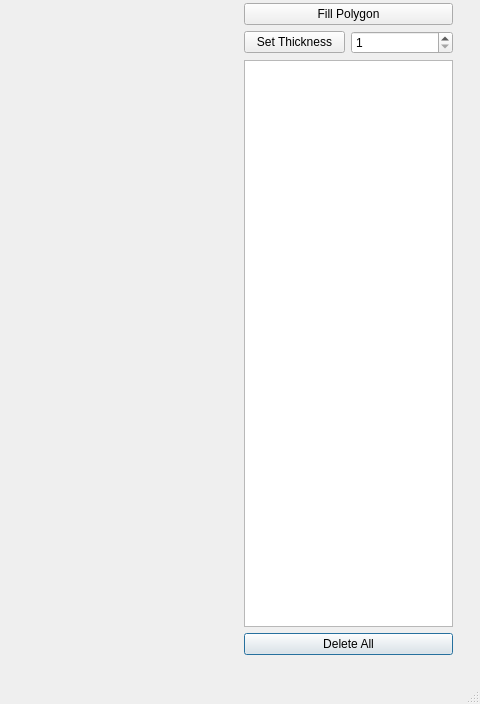
Before: the Qt Designer form mainwindow.ui in mhocio/Pixel-Drawing, drawn with Qt 5; both pictures show x 635 to 1115 and y 117 to 821 of the 1115 by 821 pixel window.
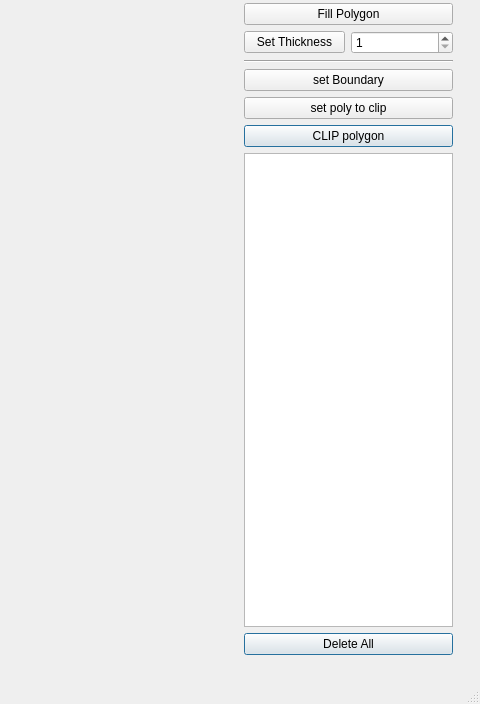
After: the same form once the commit is applied.

What changed in the file:
```diff
--- a/mainwindow.ui
+++ b/mainwindow.ui
@@ -300,6 +300,13 @@
        <item row="0" column="2">
         <widget class="QFrame" name="verticalFrame">
          <layout class="QGridLayout" name="gridLayout_4">
+          <item row="9" column="0" colspan="2">
+           <widget class="Line" name="line_7">
+            <property name="orientation">
+             <enum>Qt::Horizontal</enum>
+            </property>
+           </widget>
+          </item>
           <item row="2" column="0">
            <widget class="Line" name="line">
             <property name="orientation">
@@ -324,7 +331,7 @@
             </property>
            </widget>
           </item>
-          <item row="10" column="0" colspan="2">
+          <item row="14" column="0" colspan="2">
            <widget class="QPushButton" name="deleteAllButton">
             <property name="text">
              <string>Delete All</string>
@@ -340,6 +347,27 @@
             </property>
            </widget>
           </item>
+          <item row="11" column="0" colspan="2">
+           <widget class="QPushButton" name="setClipButton">
+            <property name="text">
+             <string>set poly to clip</string>
+            </property>
+           </widget>
+          </item>
+          <item row="5" column="0" colspan="2">
+           <widget class="QPushButton" name="fillPolygonColorButton">
+            <property name="text">
+             <string>Fill Polygon</string>
+            </property>
+           </widget>
+          </item>
+          <item row="10" column="0" colspan="2">
+           <widget class="QPushButton" name="setBoundaryButton">
+            <property name="text">
+             <string>set Boundary</string>
+            </property>
+           </widget>
+          </item>
           <item row="8" column="0">
            <widget class="QPushButton" name="setThicknessButton">
             <property name="text">
@@ -354,7 +382,7 @@
             </property>
            </widget>
           </item>
-          <item row="9" column="0" colspan="2">
+          <item row="13" column="0" colspan="2">
            <widget class="QListWidget" name="listWidget"/>
           </item>
           <item row="1" column="0" colspan="2">
@@ -367,10 +395,13 @@
             </property>
            </widget>
           </item>
-          <item row="5" column="0" colspan="2">
-           <widget class="QPushButton" name="fillPolygonColorButton">
+          <item row="12" column="0" colspan="2">
+           <widget class="QPushButton" name="clipPolygonButton">
             <property name="text">
-             <string>Fill Polygon</string>
+             <string>CLIP polygon</string>
+            </property>
+            <property name="default">
+             <bool>true</bool>
             </property>
            </widget>
           </item>
```
